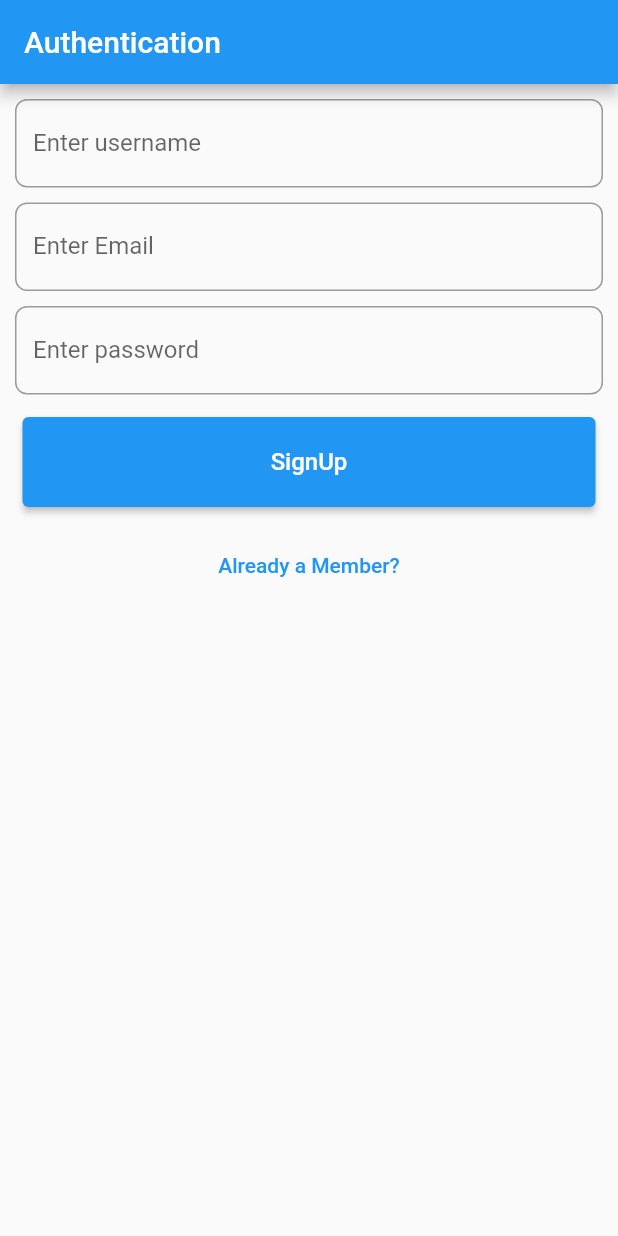
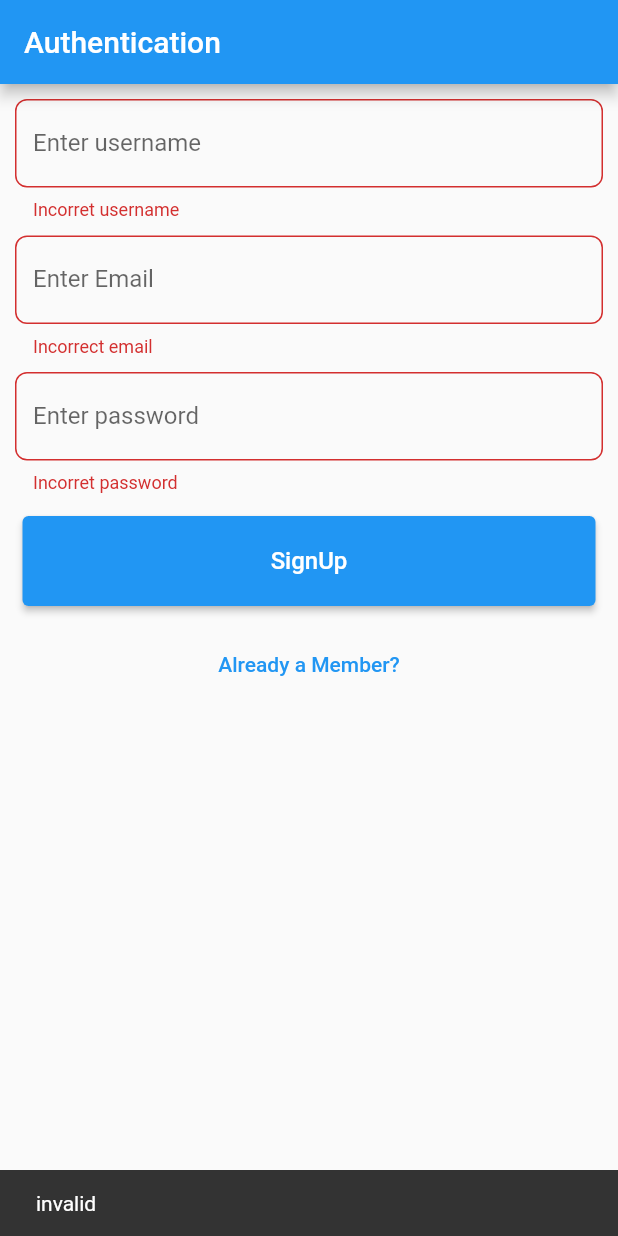
Before and after one commit to Tanujs1994/todo_app, a Flutter app: the screen it shows after launch, after a tap on "SignUp", on a phone screen of 412 x 824 dp. Run offline on Flutter 3.47's test engine with Material 2 defaults, Android fonts, the phone set to English and light mode, and no system bars; our stand-ins replace cloud_firestore, firebase_auth, firebase_core; accounts and stored records are empty.

```diff
--- a/lib/auth/authform.dart
+++ b/lib/auth/authform.dart
@@ -30,7 +30,12 @@ class _AuthFormState extends State<AuthForm> {
     if (validity) {
       _formkey.currentState?.save();
       submitform(_email, _password, _username);
+    }else{
+      ScaffoldMessenger.of(context).showSnackBar(
+        SnackBar(content: Text('invalid'))
+      );
     }
+
   }
 
   submitform(String email, String password, String username)async{
@@ -59,6 +64,7 @@ class _AuthFormState extends State<AuthForm> {
 
   }
 
+ //-----------------------------------------------------------
   @override
   Widget build(BuildContext context) {
     return Container(
@@ -84,7 +90,10 @@ class _AuthFormState extends State<AuthForm> {
                         key: ValueKey('username'),
                         validator: (value) {
                           if (value == null) return 'Incorret username';
-                          if (value.isEmpty) {}
+                          if (value.isEmpty) {
+                            return 'Incorret username';
+                          }
+                          return null;
                         },
                         onSaved: (value) {
                           _username = value!;
@@ -105,7 +114,10 @@ class _AuthFormState extends State<AuthForm> {
                       key: ValueKey('email'),
                       validator: (value) {
                         if (value == null) return 'Incorret Email';
-                        if (value.isEmpty || !value.contains('@')) {}
+                        if (value.isEmpty || !value.contains('@')) {
+                          return 'Incorrect email';
+                        }
+                        return null;
                       },
                       onSaved: (value) {
                         _email = value!;
@@ -127,7 +139,10 @@ class _AuthFormState extends State<AuthForm> {
                       key: ValueKey('password'),
                       validator: (value) {
                         if (value == null) return 'Incorret password';
-                        if (value.isEmpty) {}
+                        if (value.isEmpty) {
+                          return 'Incorret password';
+                        }
+                        return null;
                       },
                       onSaved: (value) {
                         _password = value!;
```
